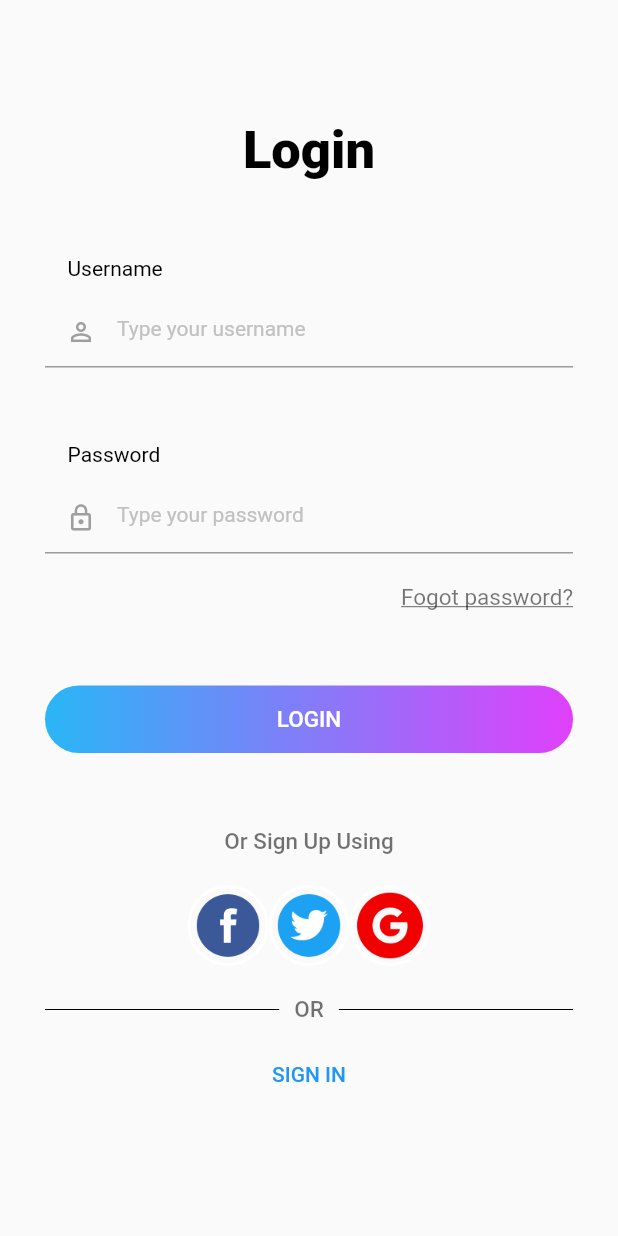
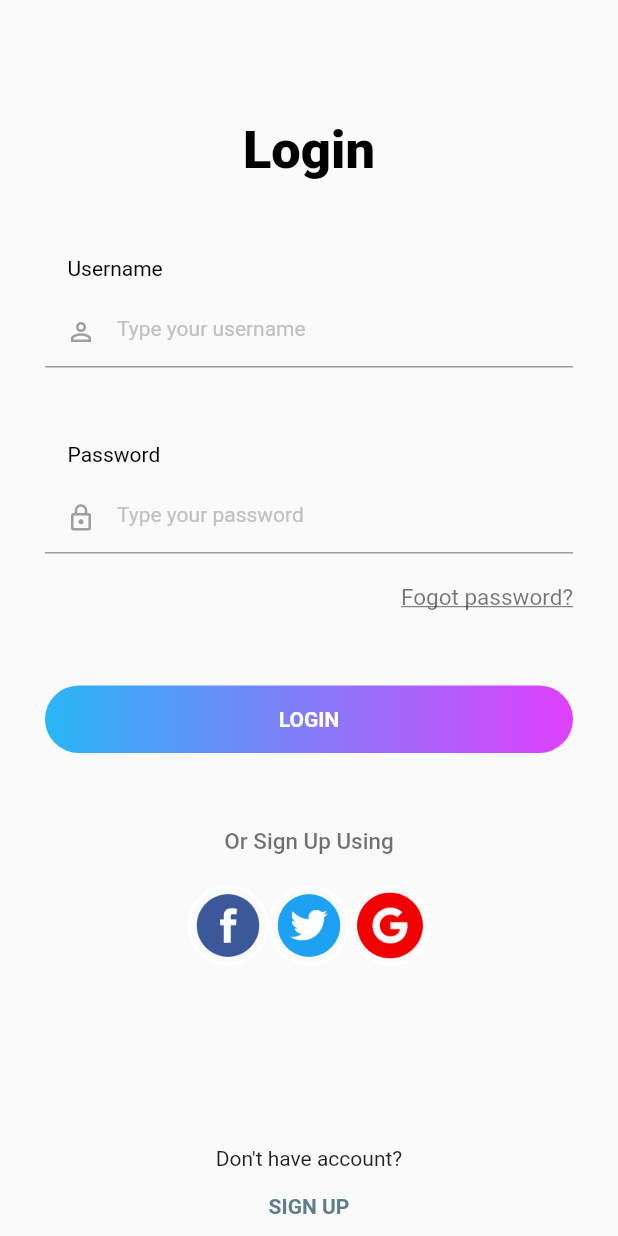
Before and after one commit to DuyLamJunpio/Login-Form-Flutter, a Flutter app: the screen it shows after launch, on a phone screen of 412 x 824 dp. Run offline on Flutter 3.47's test engine with Material 2 defaults, Android fonts, the phone set to English and light mode, and no system bars.

Commit message:
Login-Form

```diff
--- a/lib/main.dart
+++ b/lib/main.dart
@@ -1,8 +1,7 @@
 import 'package:flutter/material.dart';
-
-import 'widgets/build_btn.dart';
-import 'widgets/build_password.dart';
-import 'widgets/build_username.dart';
+import 'widgets/btn_login.dart';
+import 'widgets/password.dart';
+import 'widgets/username.dart';
 import 'widgets/social_icon.dart';
 
 void main() {
@@ -16,7 +15,7 @@ class MyApp extends StatelessWidget {
   @override
   Widget build(BuildContext context) {
     return MaterialApp(
-      title: 'Flutter Demo',
+      title: 'Flutter Login',
       theme: ThemeData(
         primarySwatch: Colors.blue,
       ),
@@ -87,32 +86,17 @@ class Login extends StatelessWidget {
           const SizedBox(
             height: 20,
           ),
-          Row(
-            children: [
-              or_divider(),
-              const Padding(
-                padding: EdgeInsets.symmetric(horizontal: 10),
-                child: Text(
-                  "OR",
-                  style: TextStyle(
-                      color: Color.fromARGB(155, 23, 23, 23),
-                      fontSize: 15,
-                      fontWeight: FontWeight.w500),
-                ),
-              ),
-              or_divider(),
-            ],
+          const SizedBox(
+            height: 100,
           ),
-          const SizedBox(
-            height: 10,
-          ),
+          const Text("Don't have account?"),
           TextButton(
               onPressed: () {
                 showDialog(
                     context: context,
                     builder: (ctx) => AlertDialog(
-                          title: const Text("Sign in"),
-                          content: const Text("This is AlertDialog Sign in"),
+                          title: const Text("Thông báo"),
+                          content: const Text("Sign up thành công"),
                           actions: <Widget>[
                             TextButton(
                               onPressed: () {
@@ -126,7 +110,9 @@ class Login extends StatelessWidget {
                           ],
                         ));
               },
-              child: const Text("SIGN IN"))
+              child: const Text("SIGN UP",
+              style: TextStyle(fontWeight: FontWeight.bold,color: Colors.blueGrey),
+              ))
         ]),
       ),
     ));
--- /dev/null
+++ b/lib/widgets/btn_login.dart
@@ -0,0 +1,41 @@
+import 'package:flutter/material.dart';
+
+class build_btn extends StatelessWidget {
+  const build_btn({
+    super.key,
+  });
+
+  @override
+  Widget build(BuildContext context) {
+    return Container(
+      width: double.infinity,
+      height: 45,
+      decoration: BoxDecoration(
+          gradient: const LinearGradient(
+              colors: [Color(0xff29B6F6), Color(0xffE040FB)]),
+          borderRadius: BorderRadius.circular(25)),
+        child: TextButton(
+            onPressed: () {
+              showDialog(
+                  context: context,
+                  builder: (ctx) => AlertDialog(
+                    title: const Text("Thông báo"),
+                    content: const Text("Đăng nhập thành công"),
+                    actions: <Widget>[
+                      TextButton(
+                        onPressed: () {
+                          Navigator.of(ctx).pop();
+                        },
+                        child: Container(
+                          padding: const EdgeInsets.all(10),
+                          child: const Text("OK"),
+                        ),
+                      ),
+                    ],
+                  ));
+            },
+            child: const Text("LOGIN",
+            style: TextStyle(color: Colors.white , fontWeight: FontWeight.bold),))
+      );
+  }
+}
--- a/lib/widgets/build_btn.dart
+++ /dev/null
@@ -1,54 +0,0 @@
-import 'package:flutter/material.dart';
-
-class build_btn extends StatelessWidget {
-  const build_btn({
-    super.key,
-  });
-
-  @override
-  Widget build(BuildContext context) {
-    return Container(
-      width: double.infinity,
-      height: 45,
-      decoration: BoxDecoration(
-          gradient: const LinearGradient(
-              colors: [Color(0xff29B6F6), Color(0xffE040FB)]),
-          borderRadius: BorderRadius.circular(25)),
-      child: ElevatedButton(
-        style: ElevatedButton.styleFrom(
-            backgroundColor: Colors.transparent,
-            shadowColor: Colors.transparent,
-            elevation: 0),
-        onPressed: () => {
-          Navigator.push(context,
-              MaterialPageRoute(builder: (context) => const SecondRoute()))
-        },
-        child: const Text(
-          "LOGIN",
-          style: TextStyle(color: Colors.white, fontSize: 15),
-        ),
-      ),
-    );
-  }
-}
-
-class SecondRoute extends StatelessWidget {
-  const SecondRoute({super.key});
-
-  @override
-  Widget build(BuildContext context) {
-    return Scaffold(
-      appBar: AppBar(
-        title: const Text('Second Route'),
-      ),
-      body: Center(
-        child: ElevatedButton(
-          onPressed: () {
-            Navigator.pop(context);
-          },
-          child: const Text('Go back!'),
-        ),
-      ),
-    );
-  }
-}
```
Also changed, not shown: lib/widgets/password.dart (renamed from lib/widgets/build_password.dart), lib/widgets/username.dart (renamed from lib/widgets/build_username.dart).
